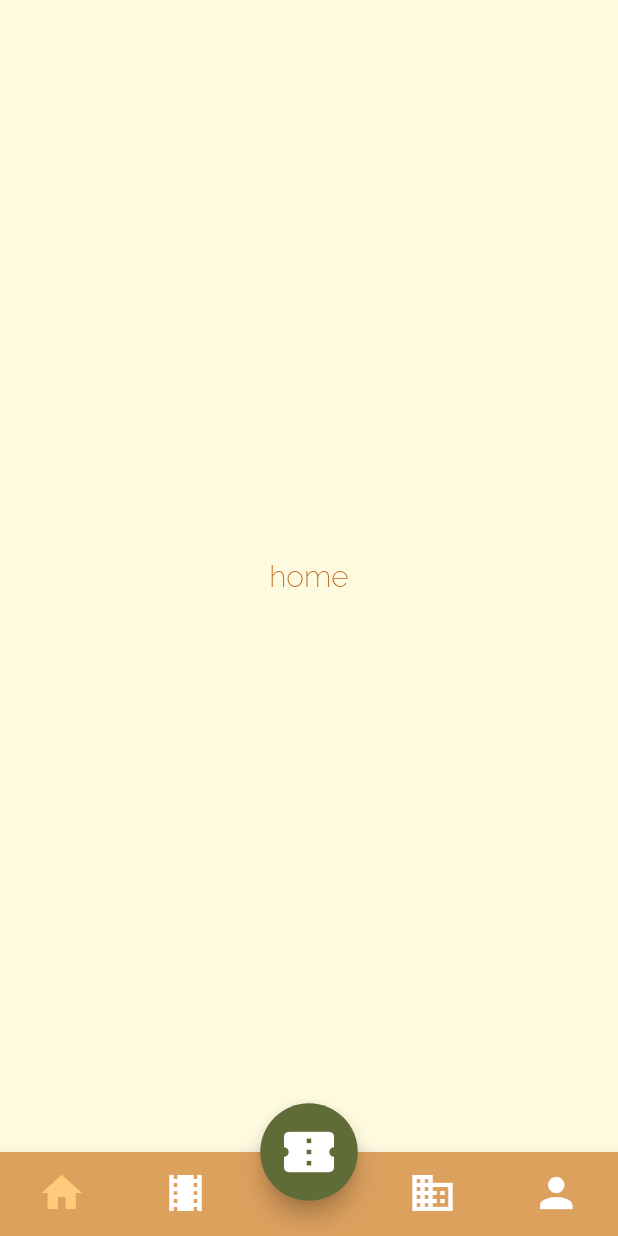
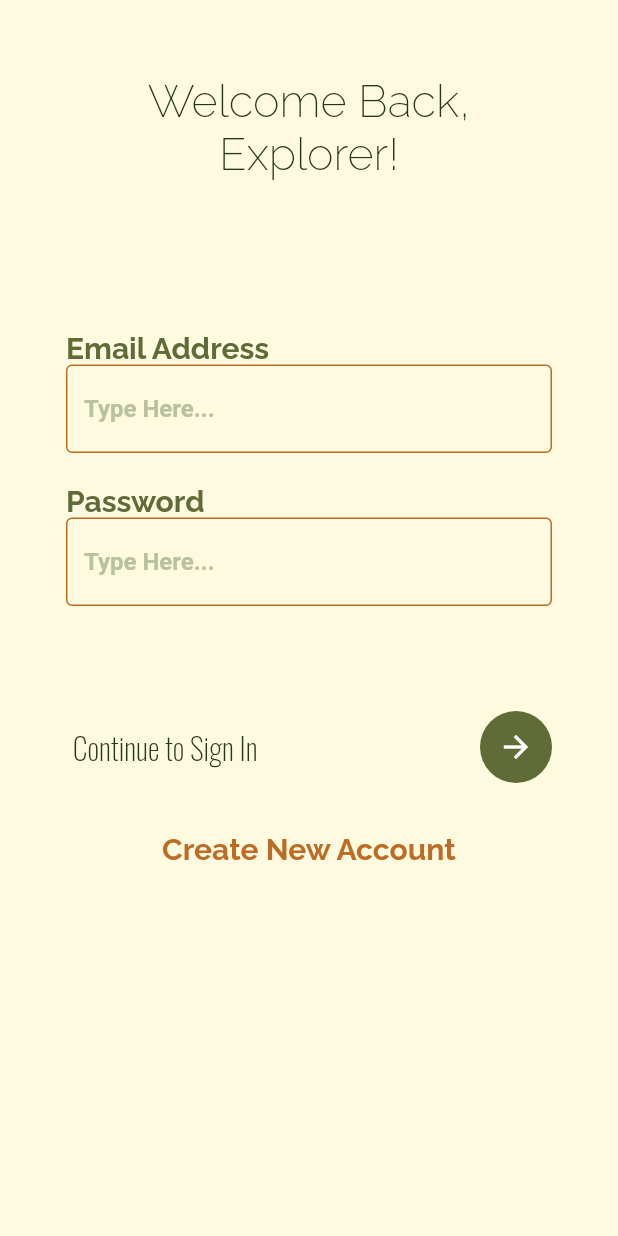
Before and after one commit to KustyBoo/Flutix, a Flutter app: the screen it shows after launch, on a phone screen of 412 x 824 dp. Run offline on Flutter 3.47's test engine with Material 2 defaults, Android fonts, the phone set to English and light mode, and no system bars; our stand-ins replace dotted_line, flutter_svg.

Commit message:
Add Login Page

```diff
--- a/lib/main.dart
+++ b/lib/main.dart
@@ -1,5 +1,6 @@
 // ignore_for_file: prefer_const_constructors
 
+import 'package:flutix/ui/screens/login_page.dart';
 import 'package:flutter/material.dart';
 
 import 'ui/widgets/widgets.dart';
@@ -29,9 +30,12 @@ class MyApp extends StatelessWidget {
         "/userProfiling1": (context) => UserProfiling1(),
         "/home": (context) => BottomNavScreen(),
         "/tes": (context) => CheckoutPage(), // buat tes halaman
+        "/signup":(context)=> SignUp1(),
+        "/login":(context) => LoginPage(),
+
       },
       theme: temaApp,
-      initialRoute: "/home",
+      initialRoute: "/login",
     );
   }
 }
--- /dev/null
+++ b/lib/ui/screens/login_page.dart
@@ -0,0 +1,134 @@
+import 'package:flutix/ui/widgets/widgets.dart';
+import 'package:flutter/material.dart';
+
+class LoginPage extends StatelessWidget {
+  LoginPage({super.key});
+  final warnaBorder = Color(0xFFBC6C25);
+  final warnaText = Color(0xFF606C38);
+  @override
+  Widget build(BuildContext context) {
+    return SafeArea(
+      child: Scaffold(
+        body: Container(
+          width: MediaQuery.of(context).size.width,
+          height: MediaQuery.of(context).size.height,
+          margin: EdgeInsets.symmetric(horizontal: 44),
+          child: Column(
+            children: [
+              SizedBox(height: 50),
+              Text(
+                'Welcome Back,',
+                style: TextStyle(
+                  color: Color(0xFF283618),
+                  fontSize: 30,
+                ),
+              ),
+              Text(
+                'Explorer!',
+                style: TextStyle(
+                  color: Color(0xFF283618),
+                  fontSize: 30,
+                ),
+              ),
+              SizedBox(height: 100),
+              Align(
+                alignment: Alignment.topLeft,
+                child: Text(
+                  "Email Address",
+                  style:
+                      TextStyle(color: warnaText, fontWeight: FontWeight.bold),
+                ),
+              ),
+              TextField(
+                decoration: InputDecoration(
+                  hintText: 'Type Here...',
+                  hintStyle: TextStyle(
+                      color: Color(0xFFB9C1A0), fontWeight: FontWeight.bold),
+                  labelStyle: Theme.of(context).textTheme.bodyText1,
+                  enabledBorder: OutlineInputBorder(
+                    borderSide: BorderSide(
+                        color: warnaBorder), // Menggunakan warna borderColor
+                  ),
+                  focusedBorder: OutlineInputBorder(
+                    // Menggunakan focusedBorder
+                    borderSide: BorderSide(
+                        color: warnaBorder), // Menggunakan warna borderColor
+                  ),
+                ),
+              ),
+              SizedBox(height: 20),
+              Align(
+                alignment: Alignment.topLeft,
+                child: Text(
+                  "Password",
+                  style:
+                      TextStyle(color: warnaText, fontWeight: FontWeight.bold),
+                ),
+              ),
+              TextField(
+                obscureText: true,
+                decoration: InputDecoration(
+                  hintText: 'Type Here...',
+                  hintStyle: TextStyle(
+                      color: Color(0xFFB9C1A0), fontWeight: FontWeight.bold),
+                  labelStyle: Theme.of(context).textTheme.bodyText1,
+                  enabledBorder: OutlineInputBorder(
+                    borderSide: BorderSide(
+                        color: warnaBorder), // Menggunakan warna borderColor
+                  ),
+                  focusedBorder: OutlineInputBorder(
+                    // Menggunakan focusedBorder
+                    borderSide: BorderSide(
+                        color: warnaBorder), // Menggunakan warna borderColor
+                  ),
+                ),
+              ),
+              SizedBox(
+                height: 70,
+              ),
+              Row(
+                mainAxisAlignment: MainAxisAlignment.spaceBetween,
+                children: [
+                  TextButton(
+                    onPressed: () {},
+                    child: Text(
+                      'Continue to Sign In',
+                      style: TextStyle(color: Color(0xFF283618), fontSize: 20),
+                    ),
+                  ),
+                  Material(
+                    color: Colors.transparent,
+                    child: Ink(
+                      decoration: ShapeDecoration(
+                          color: Color(0XFF606C38), shape: CircleBorder()),
+                      child: IconButton(
+                        onPressed: () {},
+                        icon: Icon(Icons.arrow_forward),
+                        color: Colors.white,
+                      ),
+                    ),
+                  )
+                ],
+              ),
+              SizedBox(
+                height: 20,
+              ),
+              TextButton(
+                onPressed: () {},
+                child: Text(
+                  'Create New Account',
+                  style: TextStyle(
+                    color: Color(0xFFBC6C25),
+                    fontSize: 20,
+                    fontWeight: FontWeight.bold,
+                    fontFamily: 'Raleway',
+                  ),
+                ),
+              ),
+            ],
+          ),
+        ),
+      ),
+    );
+  }
+}
```
